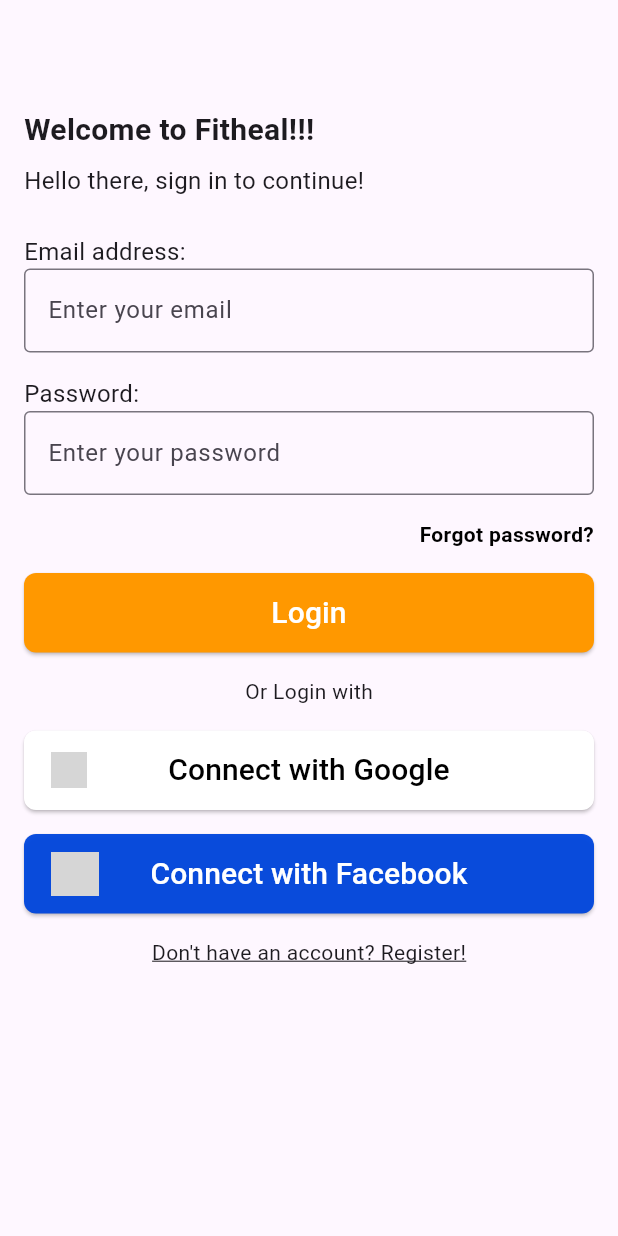
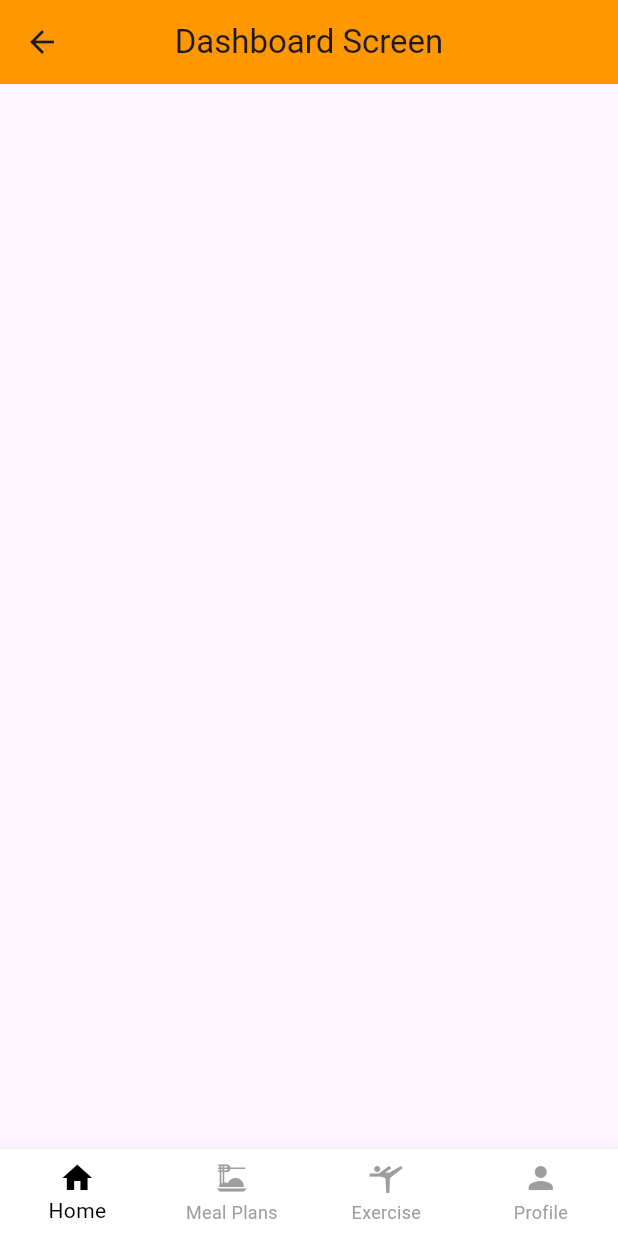
Before and after one commit to Aashrayakarki/fitheal-mobile-app, a Flutter app: the screen it shows after launch, after a tap on "Login", on a phone screen of 412 x 824 dp. Run offline on Flutter 3.47's test engine with Material 3 defaults, Android fonts, the light colour scheme and no system bars; grey boxes are pictures that could not be loaded.

Commit message:
created a dashboard screen

```diff
--- /dev/null
+++ b/lib/screens/dashboard_screen.dart
@@ -0,0 +1,44 @@
+import 'package:flutter/material.dart';
+
+class DashboardScreen extends StatefulWidget {
+  const DashboardScreen({super.key});
+
+  @override
+  State<DashboardScreen> createState() => _DashboardScreenState();
+}
+
+class _DashboardScreenState extends State<DashboardScreen> {
+  int _selectedIndex = 0;
+
+  @override
+  Widget build(BuildContext context) {
+    return Scaffold(
+      appBar: AppBar(
+        title: const Text('Dashboard Screen'),
+        centerTitle: true,
+        elevation: 0,
+        backgroundColor: Colors.orange,
+      ),
+      bottomNavigationBar: BottomNavigationBar(
+        type: BottomNavigationBarType.fixed,
+        items: const [
+          BottomNavigationBarItem(icon: Icon(Icons.home), label: 'Home'),
+          BottomNavigationBarItem(
+              icon: Icon(Icons.dinner_dining), label: 'Meal Plans'),
+          BottomNavigationBarItem(
+              icon: Icon(Icons.sports_gymnastics), label: 'Exercise'),
+          BottomNavigationBarItem(icon: Icon(Icons.person), label: 'Profile')
+        ],
+        backgroundColor: Colors.white,
+        selectedItemColor: Colors.black,
+        unselectedItemColor: Colors.grey,
+        currentIndex: _selectedIndex,
+        onTap: (index) {
+          setState(() {
+            _selectedIndex = index;
+          });
+        },
+      ),
+    );
+  }
+}
--- a/lib/screens/login_screen.dart
+++ b/lib/screens/login_screen.dart
@@ -1,6 +1,8 @@
 import 'package:final_assignment/common_widget/my_button.dart';
 import 'package:final_assignment/common_widget/my_text_form_field.dart';
+import 'package:final_assignment/screens/dashboard_screen.dart';
 import 'package:final_assignment/screens/register_screen.dart';
+import 'package:flutter/gestures.dart';
 import 'package:flutter/material.dart';
 
 class LoginScreen extends StatefulWidget {
@@ -43,7 +45,7 @@ class _LoginScreenState extends State<LoginScreen> {
                 ),
               ),
             ),
-            const SizedBox(height: 24),
+            const SizedBox(height: 40),
             const Text(
               "Email address:",
               style: TextStyle(
@@ -69,7 +71,7 @@ class _LoginScreenState extends State<LoginScreen> {
               },
               text: "Enter your password",
             ),
-            const SizedBox(height: 16),
+            const SizedBox(height: 24),
             Align(
               alignment: Alignment.centerRight,
               child: GestureDetector(
@@ -85,25 +87,31 @@ class _LoginScreenState extends State<LoginScreen> {
                 ),
               ),
             ),
-            const SizedBox(height: 16),
+            const SizedBox(height: 24),
             MyButton(
               text: "Login",
-              onPressed: () {},
+              onPressed: () {
+                Navigator.push(
+                  context,
+                  MaterialPageRoute(
+                      builder: (context) => const DashboardScreen()),
+                );
+              },
               color: Colors.orange,
             ),
-            const SizedBox(height: 16),
+            const SizedBox(height: 24),
             const Align(
               alignment: Alignment.center,
               child: Text("Or Login with"),
             ),
-            const SizedBox(height: 16),
+            const SizedBox(height: 24),
             MyButton(
                 text: "Connect with Google",
                 textColor: Colors.black,
                 color: Colors.white,
                 onPressed: () {},
                 iconAsset: 'assets/icons/google.ico'),
-            const SizedBox(height: 16),
+            const SizedBox(height: 24),
             MyButton(
               text: "Connect with Facebook",
               textColor: Colors.white,
@@ -112,22 +120,33 @@ class _LoginScreenState extends State<LoginScreen> {
               iconAsset: 'assets/icons/facebook.ico',
               iconSize: 32,
             ),
-            const SizedBox(height: 16),
+            const SizedBox(height: 24),
             Align(
               alignment: Alignment.center,
-              child: GestureDetector(
-                onTap: () {
+              child: RichText(
+                text: TextSpan(
+                  text: "Don't have an account? ",
+                  style: const TextStyle(
+                    color: Colors.black,
+                    fontSize: 14,
+                  ),
+                  children: [
+                    TextSpan(
+                      text: 'Register',
+                      style: const TextStyle(
+                        color: Colors.blue,
+                        decoration: TextDecoration.underline,
+                      ),
+                      recognizer: TapGestureRecognizer()
+                        ..onTap = () {
                           Navigator.push(
                             context,
                             MaterialPageRoute(
                                 builder: (context) => const RegisterScreen()),
                           );
                         },
-                child: const Text(
-                  "Don't have an account? Register!",
-                  style: TextStyle(
-                    decoration: TextDecoration.underline,
                     ),
+                  ],
                 ),
               ),
             ),
```
Also changed, not shown: lib/screens/register_screen.dart (+40 -5 lines). Lines whose indentation alone changed are shown as unchanged.
